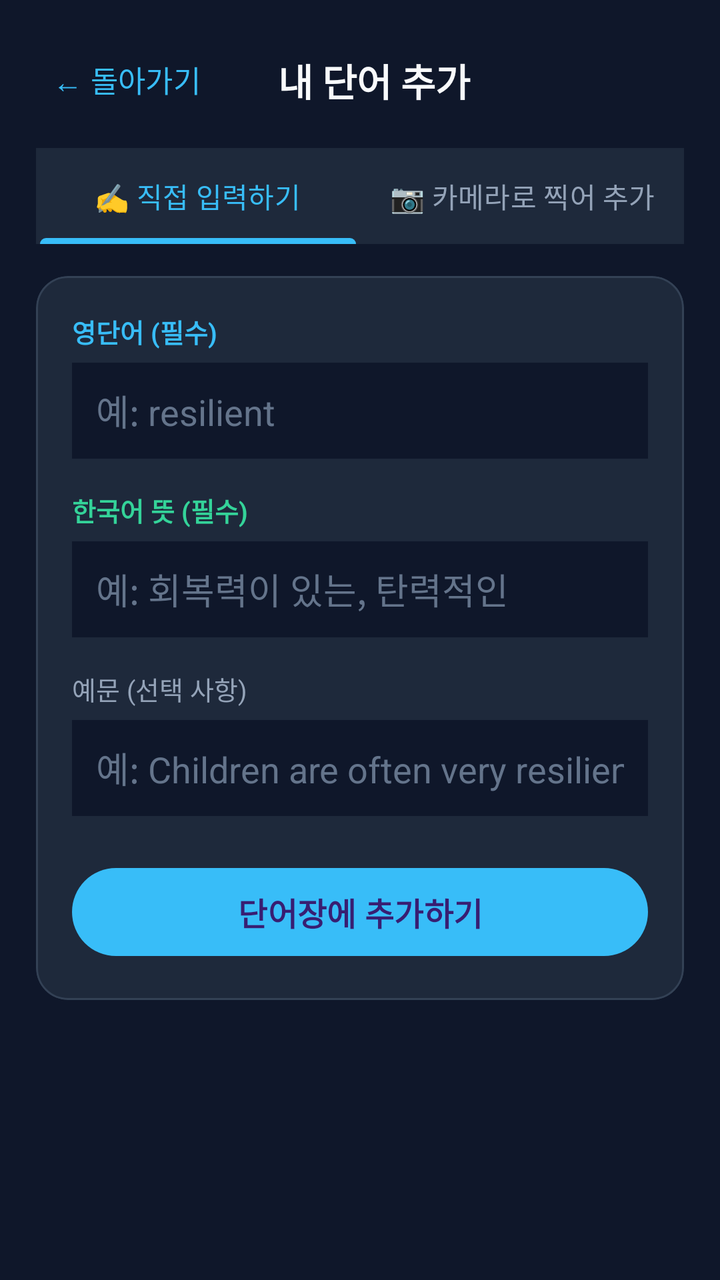
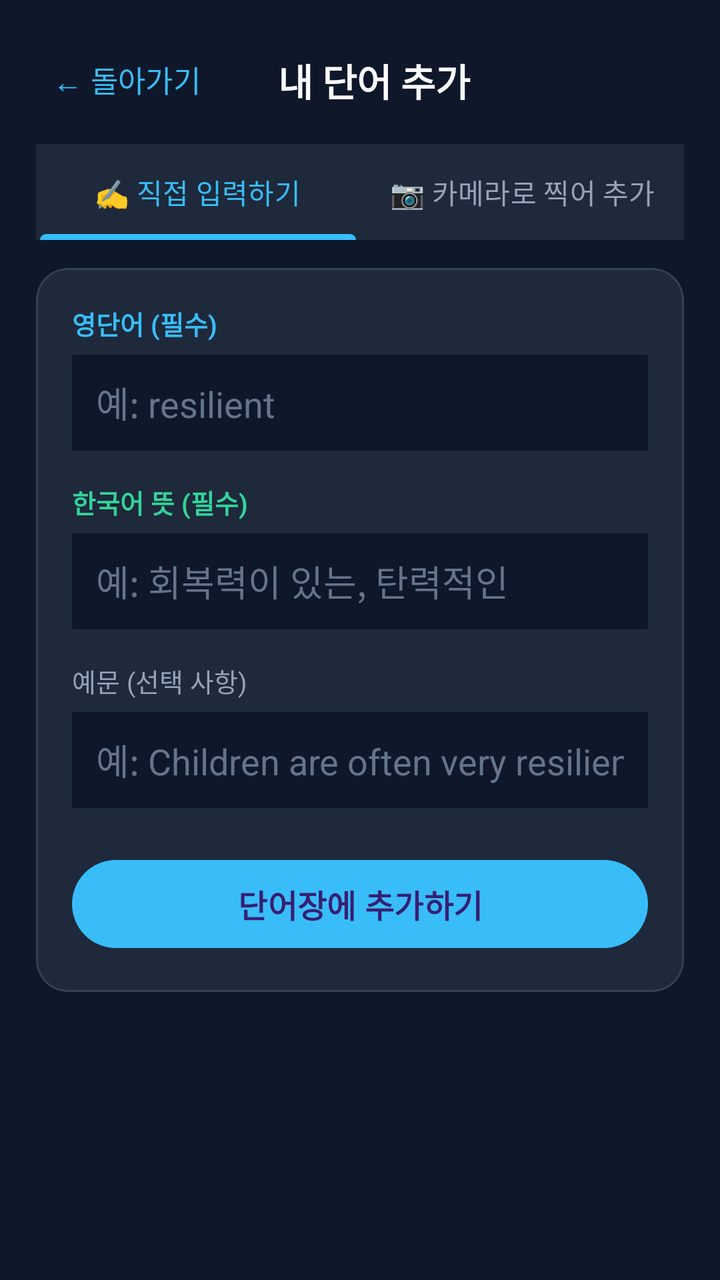

An Android layout rendered at two revisions. The XML below is the earlier revision; the diff shows what the commit changed to produce the second picture.
<!-- AndroidManifest.xml: application theme Theme.KkamppagiEnglish -->
<!-- res/layout/activity_add_word.xml -->
<?xml version="1.0" encoding="utf-8"?>
<LinearLayout xmlns:android="http://schemas.android.com/apk/res/android"
    xmlns:app="http://schemas.android.com/apk/res-auto"
    android:id="@+id/rootAddWord"
    android:layout_width="match_parent"
    android:layout_height="match_parent"
    android:background="@color/bg_primary"
    android:orientation="vertical"
    android:padding="18dp">

    <LinearLayout
        android:layout_width="match_parent"
        android:layout_height="wrap_content"
        android:gravity="center_vertical"
        android:orientation="horizontal">

        <Button
            android:id="@+id/btnBack"
            style="@style/Widget.Material3.Button.TextButton"
            android:layout_width="wrap_content"
            android:layout_height="44dp"
            android:paddingHorizontal="8dp"
            android:text="← 돌아가기"
            android:textColor="@color/accent_blue"
            android:textSize="15sp" />

        <TextView
            android:layout_width="0dp"
            android:layout_height="wrap_content"
            android:layout_weight="1"
            android:gravity="center"
            android:text="내 단어 추가"
            android:textColor="@color/text_primary"
            android:textSize="19sp"
            android:textStyle="bold" />

        <View
            android:layout_width="76dp"
            android:layout_height="1dp" />
    </LinearLayout>

    <com.google.android.material.tabs.TabLayout
        android:id="@+id/tabLayoutMode"
        android:layout_width="match_parent"
        android:layout_height="48dp"
        android:layout_marginTop="12dp"
        android:background="@color/card_surface"
        app:tabIndicatorColor="@color/accent_blue"
        app:tabIndicatorFullWidth="true"
        app:tabSelectedTextColor="@color/accent_blue"
        app:tabTextColor="@color/text_secondary">

        <com.google.android.material.tabs.TabItem
            android:layout_width="wrap_content"
            android:layout_height="wrap_content"
            android:text="✍️ 직접 입력하기" />

        <com.google.android.material.tabs.TabItem
            android:layout_width="wrap_content"
            android:layout_height="wrap_content"
            android:text="📷 카메라로 찍어 추가" />
    </com.google.android.material.tabs.TabLayout>

    <ScrollView
        android:id="@+id/sectionManual"
        android:layout_width="match_parent"
        android:layout_height="0dp"
        android:layout_marginTop="16dp"
        android:layout_weight="1">

        <LinearLayout
            android:layout_width="match_parent"
            android:layout_height="wrap_content"
            android:orientation="vertical">

            <com.google.android.material.card.MaterialCardView
                android:layout_width="match_parent"
                android:layout_height="wrap_content"
                app:cardBackgroundColor="@color/card_surface"
                app:cardCornerRadius="16dp"
                app:strokeColor="@color/divider_color"
                app:strokeWidth="1dp">

                <LinearLayout
                    android:layout_width="match_parent"
                    android:layout_height="wrap_content"
                    android:orientation="vertical"
                    android:padding="18dp">

                    <TextView
                        android:layout_width="wrap_content"
                        android:layout_height="wrap_content"
                        android:text="영단어 (필수)"
                        android:textColor="@color/accent_blue"
                        android:textSize="13sp"
                        android:textStyle="bold" />

                    <EditText
                        android:id="@+id/etEnglish"
                        android:layout_width="match_parent"
                        android:layout_height="48dp"
                        android:layout_marginTop="6dp"
                        android:background="@color/bg_primary"
                        android:hint="예: resilient"
                        android:inputType="textNoSuggestions"
                        android:paddingHorizontal="12dp"
                        android:textColor="@color/text_primary"
                        android:textColorHint="#64748B" />

                    <TextView
                        android:layout_width="wrap_content"
                        android:layout_height="wrap_content"
                        android:layout_marginTop="16dp"
                        android:text="한국어 뜻 (필수)"
                        android:textColor="@color/accent_emerald"
                        android:textSize="13sp"
                        android:textStyle="bold" />

                    <EditText
                        android:id="@+id/etKorean"
                        android:layout_width="match_parent"
                        android:layout_height="48dp"
                        android:layout_marginTop="6dp"
                        android:background="@color/bg_primary"
                        android:hint="예: 회복력이 있는, 탄력적인"
                        android:inputType="text"
                        android:paddingHorizontal="12dp"
                        android:textColor="@color/text_primary"
                        android:textColorHint="#64748B" />

                    <TextView
                        android:layout_width="wrap_content"
                        android:layout_height="wrap_content"
                        android:layout_marginTop="16dp"
                        android:text="예문 (선택 사항)"
                        android:textColor="@color/text_secondary"
                        android:textSize="13sp" />

                    <EditText
                        android:id="@+id/etExample"
                        android:layout_width="match_parent"
                        android:layout_height="48dp"
                        android:layout_marginTop="6dp"
                        android:background="@color/bg_primary"
                        android:hint="예: Children are often very resilient."
                        android:inputType="text"
                        android:paddingHorizontal="12dp"
                        android:textColor="@color/text_primary"
                        android:textColorHint="#64748B" />

                    <Button
                        android:id="@+id/btnSaveManual"
                        android:layout_width="match_parent"
                        android:layout_height="52dp"
                        android:layout_marginTop="22dp"
                        android:text="단어장에 추가하기"
                        android:textSize="16sp"
                        android:textStyle="bold" />
                </LinearLayout>
            </com.google.android.material.card.MaterialCardView>
        </LinearLayout>
    </ScrollView>

    <LinearLayout
        android:id="@+id/sectionCamera"
        android:layout_width="match_parent"
        android:layout_height="0dp"
        android:layout_marginTop="14dp"
        android:layout_weight="1"
        android:orientation="vertical"
        android:visibility="gone">

        <LinearLayout
            android:layout_width="match_parent"
            android:layout_height="wrap_content"
            android:orientation="horizontal">

            <Button
                android:id="@+id/btnTakePhoto"
                android:layout_width="0dp"
                android:layout_height="50dp"
                android:layout_marginEnd="8dp"
                android:layout_weight="1.3"
                android:text="📷 카메라로 촬영"
                android:textSize="15sp"
                android:textStyle="bold" />

            <Button
                android:id="@+id/btnPickGallery"
                style="@style/Widget.Material3.Button.TonalButton"
                android:layout_width="0dp"
                android:layout_height="50dp"
                android:layout_weight="1"
                android:text="🖼️ 앨범 선택"
                android:textSize="14sp" />
        </LinearLayout>

        <TextView
            android:id="@+id/tvScanStatus"
            android:layout_width="match_parent"
            android:layout_height="wrap_content"
            android:layout_marginTop="10dp"
            android:background="@color/chip_bg"
            android:paddingHorizontal="12dp"
            android:paddingVertical="8dp"
            android:text="영어 책, 단어장, 프린트물을 찍으면 영단어를 자동으로 추출합니다."
            android:textColor="@color/text_secondary"
            android:textSize="13sp" />

        <ImageView
            android:id="@+id/ivPreview"
            android:layout_width="match_parent"
            android:layout_height="130dp"
            android:layout_marginTop="10dp"
            android:background="@color/card_surface"
            android:contentDescription="촬영된 이미지 미리보기"
            android:scaleType="centerCrop"
            android:visibility="gone" />

        <ScrollView
            android:layout_width="match_parent"
            android:layout_height="0dp"
            android:layout_marginTop="10dp"
            android:layout_weight="1">

            <LinearLayout
                android:id="@+id/containerScannedWords"
                android:layout_width="match_parent"
                android:layout_height="wrap_content"
                android:orientation="vertical" />
        </ScrollView>

        <Button
            android:id="@+id/btnSaveScanned"
            android:layout_width="match_parent"
            android:layout_height="52dp"
            android:layout_marginTop="10dp"
            android:text="선택한 영단어 일괄 추가하기"
            android:textSize="16sp"
            android:textStyle="bold"
            android:visibility="gone" />
    </LinearLayout>

</LinearLayout>
<!-- resources referenced by this layout -->
<resources>
  <color name="accent_blue">#38BDF8</color>
  <color name="accent_emerald">#34D399</color>
  <color name="bg_primary">#0F172A</color>
  <color name="card_surface">#1E293B</color>
  <color name="chip_bg">#334155</color>
  <color name="divider_color">#334155</color>
  <color name="text_primary">#F8FAFC</color>
  <color name="text_secondary">#94A3B8</color>
  <style name="Theme.KkamppagiEnglish" parent="Theme.Material3.Dark.NoActionBar">
          <item name="colorPrimary">@color/accent_blue</item>
          <item name="android:statusBarColor">@android:color/transparent</item>
          <item name="android:navigationBarColor">@android:color/transparent</item>
          <item name="android:windowBackground">@color/bg_primary</item>
      </style>
</resources>

<!-- the commit's change to res/layout/activity_add_word.xml (unified diff, before → after) -->
@@ -43,7 +43,7 @@
         android:id="@+id/tabLayoutMode"
         android:layout_width="match_parent"
         android:layout_height="48dp"
-        android:layout_marginTop="12dp"
+        android:layout_marginTop="10dp"
         android:background="@color/card_surface"
         app:tabIndicatorColor="@color/accent_blue"
         app:tabIndicatorFullWidth="true"
@@ -61,12 +61,14 @@
             android:text="📷 카메라로 찍어 추가" />
     </com.google.android.material.tabs.TabLayout>
 
+    
     <ScrollView
         android:id="@+id/sectionManual"
         android:layout_width="match_parent"
         android:layout_height="0dp"
-        android:layout_marginTop="16dp"
-        android:layout_weight="1">
+        android:layout_marginTop="14dp"
+        android:layout_weight="1"
+        android:fillViewport="true">
 
         <LinearLayout
             android:layout_width="match_parent"
@@ -102,8 +104,10 @@
                         android:layout_marginTop="6dp"
                         android:background="@color/bg_primary"
                         android:hint="예: resilient"
+                        android:imeOptions="actionNext"
                         android:inputType="textNoSuggestions"
                         android:paddingHorizontal="12dp"
+                        android:singleLine="true"
                         android:textColor="@color/text_primary"
                         android:textColorHint="#64748B" />
 
@@ -123,8 +127,10 @@
                         android:layout_marginTop="6dp"
                         android:background="@color/bg_primary"
                         android:hint="예: 회복력이 있는, 탄력적인"
+                        android:imeOptions="actionNext"
                         android:inputType="text"
                         android:paddingHorizontal="12dp"
+                        android:singleLine="true"
                         android:textColor="@color/text_primary"
                         android:textColorHint="#64748B" />
 
@@ -143,8 +149,10 @@
                         android:layout_marginTop="6dp"
                         android:background="@color/bg_primary"
                         android:hint="예: Children are often very resilient."
+                        android:imeOptions="actionDone"
                         android:inputType="text"
                         android:paddingHorizontal="12dp"
+                        android:singleLine="true"
                         android:textColor="@color/text_primary"
                         android:textColorHint="#64748B" />
 
@@ -161,80 +169,92 @@
         </LinearLayout>
     </ScrollView>
 
+    
     <LinearLayout
         android:id="@+id/sectionCamera"
         android:layout_width="match_parent"
         android:layout_height="0dp"
-        android:layout_marginTop="14dp"
+        android:layout_marginTop="12dp"
         android:layout_weight="1"
         android:orientation="vertical"
         android:visibility="gone">
 
-        <LinearLayout
-            android:layout_width="match_parent"
-            android:layout_height="wrap_content"
-            android:orientation="horizontal">
-
-            <Button
-                android:id="@+id/btnTakePhoto"
-                android:layout_width="0dp"
-                android:layout_height="50dp"
-                android:layout_marginEnd="8dp"
-                android:layout_weight="1.3"
-                android:text="📷 카메라로 촬영"
-                android:textSize="15sp"
-                android:textStyle="bold" />
-
-            <Button
-                android:id="@+id/btnPickGallery"
-                style="@style/Widget.Material3.Button.TonalButton"
-                android:layout_width="0dp"
-                android:layout_height="50dp"
-                android:layout_weight="1"
-                android:text="🖼️ 앨범 선택"
-                android:textSize="14sp" />
-        </LinearLayout>
-
-        <TextView
-            android:id="@+id/tvScanStatus"
-            android:layout_width="match_parent"
-            android:layout_height="wrap_content"
-            android:layout_marginTop="10dp"
-            android:background="@color/chip_bg"
-            android:paddingHorizontal="12dp"
-            android:paddingVertical="8dp"
-            android:text="영어 책, 단어장, 프린트물을 찍으면 영단어를 자동으로 추출합니다."
-            android:textColor="@color/text_secondary"
-            android:textSize="13sp" />
-
-        <ImageView
-            android:id="@+id/ivPreview"
-            android:layout_width="match_parent"
-            android:layout_height="130dp"
-            android:layout_marginTop="10dp"
-            android:background="@color/card_surface"
-            android:contentDescription="촬영된 이미지 미리보기"
-            android:scaleType="centerCrop"
-            android:visibility="gone" />
-
         <ScrollView
+            android:id="@+id/scrollCameraContent"
             android:layout_width="match_parent"
             android:layout_height="0dp"
-            android:layout_marginTop="10dp"
-            android:layout_weight="1">
+            android:layout_weight="1"
+            android:clipToPadding="false"
+            android:fillViewport="true"
+            android:paddingBottom="16dp">
 
             <LinearLayout
-                android:id="@+id/containerScannedWords"
                 android:layout_width="match_parent"
                 android:layout_height="wrap_content"
-                android:orientation="vertical" />
+                android:orientation="vertical">
+
+                <LinearLayout
+                    android:id="@+id/layoutCameraButtons"
+                    android:layout_width="match_parent"
+                    android:layout_height="wrap_content"
+                    android:orientation="horizontal">
+
+                    <Button
+                        android:id="@+id/btnTakePhoto"
+                        android:layout_width="0dp"
+                        android:layout_height="48dp"
+                        android:layout_marginEnd="8dp"
+                        android:layout_weight="1.3"
+                        android:text="📷 카메라로 촬영"
+                        android:textSize="15sp"
+                        android:textStyle="bold" />
+
+                    <Button
+                        android:id="@+id/btnPickGallery"
+                        style="@style/Widget.Material3.Button.TonalButton"
+                        android:layout_width="0dp"
+                        android:layout_height="48dp"
+                        android:layout_weight="1"
+                        android:text="🖼️ 앨범 선택"
+                        android:textSize="14sp" />
+                </LinearLayout>
+
+                <TextView
+                    android:id="@+id/tvScanStatus"
+                    android:layout_width="match_parent"
+                    android:layout_height="wrap_content"
+                    android:layout_marginTop="10dp"
+                    android:background="@color/chip_bg"
+                    android:paddingHorizontal="12dp"
+                    android:paddingVertical="8dp"
+                    android:text="영어 책, 단어장, 프린트물을 찍으면 영단어를 자동으로 추출합니다."
+                    android:textColor="@color/text_secondary"
+                    android:textSize="13sp" />
+
+                <ImageView
+                    android:id="@+id/ivPreview"
+                    android:layout_width="match_parent"
+                    android:layout_height="110dp"
+                    android:layout_marginTop="10dp"
+                    android:background="@color/card_surface"
+                    android:contentDescription="촬영된 이미지 미리보기"
+                    android:scaleType="centerCrop"
+                    android:visibility="gone" />
+
+                <LinearLayout
+                    android:id="@+id/containerScannedWords"
+                    android:layout_width="match_parent"
+                    android:layout_height="wrap_content"
+                    android:layout_marginTop="10dp"
+                    android:orientation="vertical" />
+            </LinearLayout>
         </ScrollView>
 
         <Button
             android:id="@+id/btnSaveScanned"
             android:layout_width="match_parent"
             android:layout_height="52dp"
-            android:layout_marginTop="10dp"
+            android:layout_marginTop="8dp"
             android:text="선택한 영단어 일괄 추가하기"
             android:textSize="16sp"
             android:textStyle="bold"
